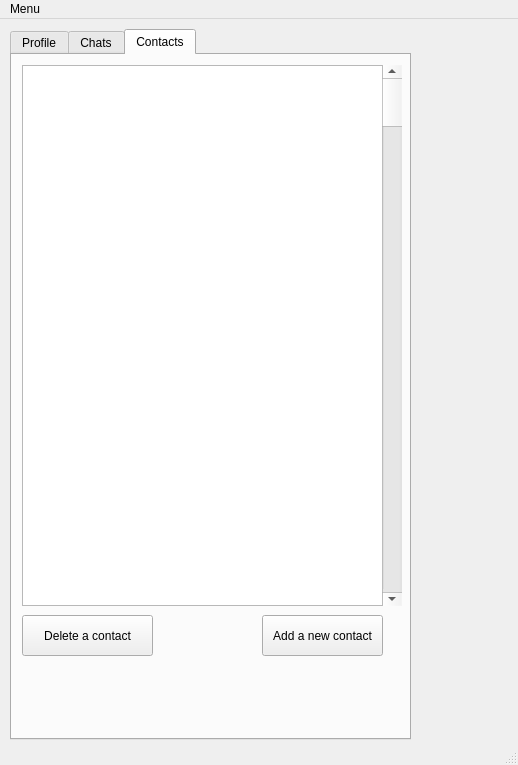
First picture: the form in mainwindow.ui, repository Knigan/Qt-Messenger, before the edit.
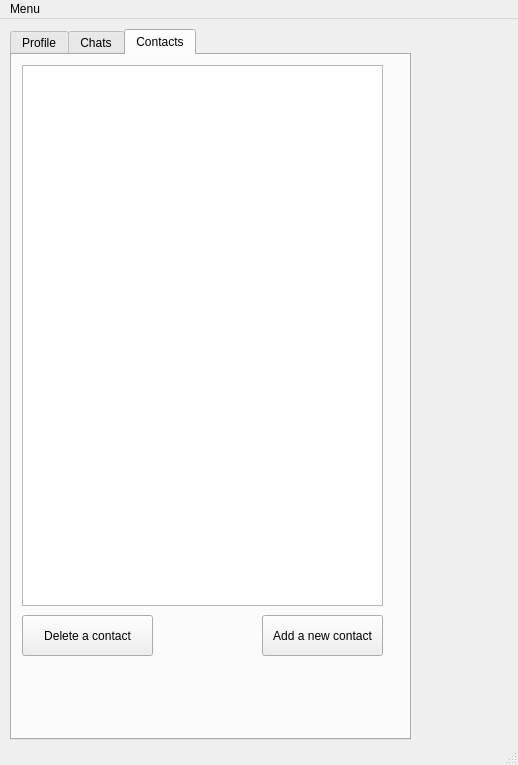
Second picture: the form after the edit. The open tabs and pages were chosen to show the change.

Patch:
```diff
--- a/mainwindow.ui
+++ b/mainwindow.ui
@@ -226,19 +226,6 @@
        <string>Delete a contact</string>
       </property>
      </widget>
-     <widget class="QScrollBar" name="verticalScrollBar">
-      <property name="geometry">
-       <rect>
-        <x>370</x>
-        <y>10</y>
-        <width>20</width>
-        <height>541</height>
-       </rect>
-      </property>
-      <property name="orientation">
-       <enum>Qt::Vertical</enum>
-      </property>
-     </widget>
      <widget class="QLabel" name="ContactsSuccessLabel">
       <property name="geometry">
        <rect>
```
Left out of the diff: 4 changed lines with no effect on the pictures.
